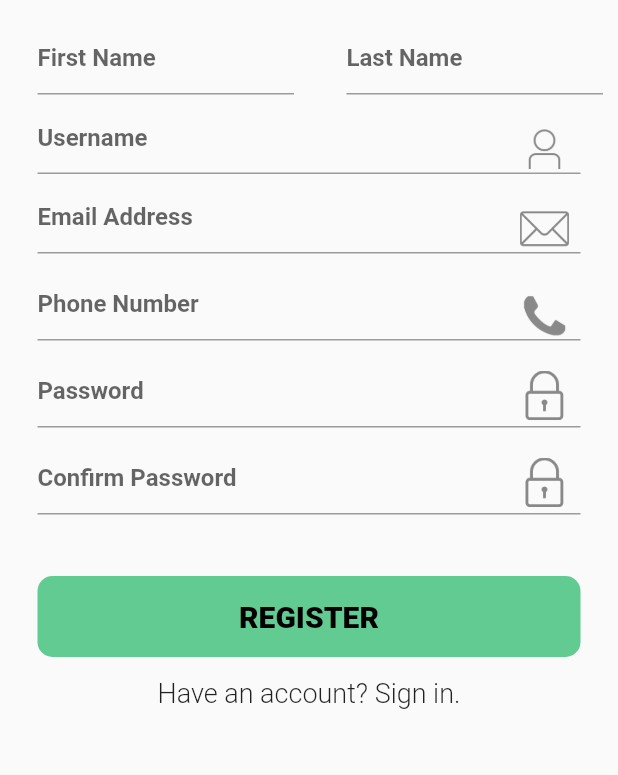
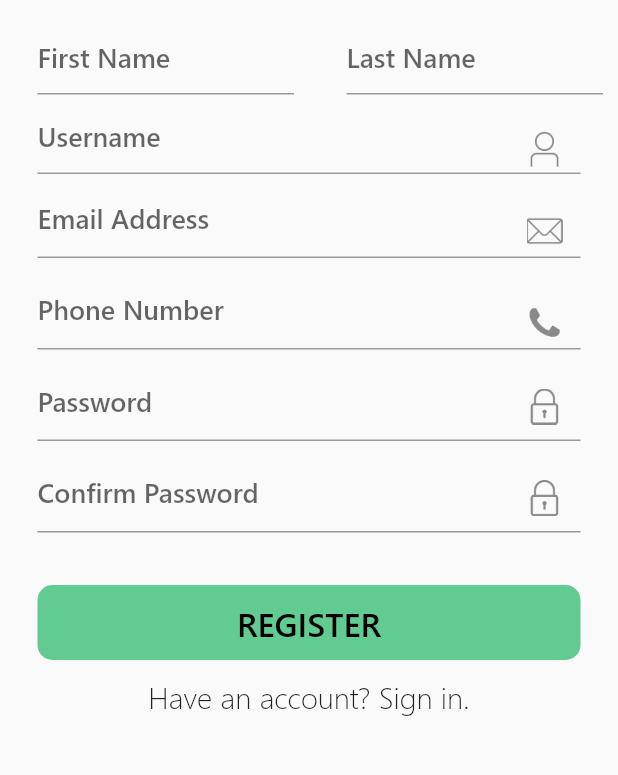
Before and after one commit to Aritra-Samanta/EcoEden, a Flutter app: the RegisterPage screen opened by its route, on a phone screen of 412 x 824 dp, the part 309-1084 px from its top. Run offline on Flutter 3.47's test engine with Material 2 defaults, Android fonts, the phone set to English and light mode, and no system bars; drawn by our look-alikes of loading_overlay; our stand-ins replace auto_size_text, cached_network_image, flutter_redux, font_awesome_flutter, geolocator, google_maps_flutter and 7 more; missing offline and left inert: threading; accounts and stored records are empty.

Commit message:
Sexiest UI ever

```diff
--- a/lib/screens/corona_page.dart
+++ b/lib/screens/corona_page.dart
@@ -35,7 +35,7 @@ class CoronaPage extends StatelessWidget {
               children: <Widget>[
                 SizedBox(width: MediaQuery.of(context).size.width / 15,),
                 Image.asset("assets/Mask.png",height: L,width: L),
-                Expanded(child: Text('Use a Medical Mask',style: TextStyle(color: Color(0xff22cf8d),fontSize: 21.0),)),
+                Text(' ' * 8 + 'Use a Medical Mask',style: TextStyle(color: Color(0xff22cf8d),fontSize: 21.0),),
               ],
             ),
             Row(
@@ -61,7 +61,7 @@ class CoronaPage extends StatelessWidget {
               children: <Widget>[
                 SizedBox(width: MediaQuery.of(context).size.width / 12,),
                 Image.asset("assets/No Contact.png",height: M,width: M),
-                Expanded(child: Text('Avoid Physical Contact',style: TextStyle(color: Color(0xffff9a1b),fontSize: 20.5),)),
+                Text(' ' * 8 + 'Avoid Physical Contact',style: TextStyle(color: Color(0xffff9a1b),fontSize: 20.5),),
                 SizedBox(width: 40,),
               ],
             ),
@@ -73,7 +73,7 @@ class CoronaPage extends StatelessWidget {
 //                  SizedBox(width: MediaQuery.of(context).size.width / 7),
                   Image.asset("assets/EcoEden-Logo-withoutText.png",height: S, width: S),
                   Container(padding: EdgeInsets.only(left: 10.0, right: 10.0), height: S / 1.1 , child: VerticalDivider(color: Colors.black, thickness: 1, width: 20,)),
-                  RichText(text: TextSpan(text :'#In This',style: TextStyle(color: Color(0xff22cf8d),fontSize: 20.5),children: <TextSpan>[
+                  RichText(text: TextSpan(text :'#InThis',style: TextStyle(color: Color(0xff22cf8d),fontSize: 20.5),children: <TextSpan>[
                     TextSpan(text :'Together',style: TextStyle(color: Color(0xffff9a1b),fontSize: 20.5)),
                   ])
                   ),
--- a/lib/screens/feeds_page.dart
+++ b/lib/screens/feeds_page.dart
@@ -137,7 +137,7 @@ class FeedsPageState extends State<FeedsPage> {
           child: Align(
               alignment: Alignment.centerLeft,
               child: Text(
-                'Feeds',
+                'Feed',
                 style: TextStyle(
                     color: Colors.black,
                     fontSize: 48.0,
--- a/lib/screens/signup_page.dart
+++ b/lib/screens/signup_page.dart
@@ -73,13 +73,12 @@ class RegisterPage extends StatelessWidget {
                 controller: firstName,
                 maxLines: 1,
                 autofocus: false,
-                style: TextStyle(fontWeight: FontWeight.w400, fontSize: 16),
+                style: TextStyle(fontSize: 20, fontFamily: "SegoeUI", fontWeight: FontWeight.w600),
                 decoration: InputDecoration(
                   contentPadding: contentPadding,
                   hintText: 'First Name',
                   labelText: 'First Name',
-                  labelStyle:
-                      TextStyle(fontWeight: FontWeight.w600, fontSize: 16),
+                  labelStyle: TextStyle(fontFamily: "SegoeUI", fontSize: 18),
                   suffixIcon: Container(
                     height: 0,
                     width: 0,
@@ -97,13 +96,12 @@ class RegisterPage extends StatelessWidget {
                 controller: lastName,
                 maxLines: 1,
                 autofocus: false,
-                style: TextStyle(fontWeight: FontWeight.w400, fontSize: 16),
+                style: TextStyle(fontSize: 20, fontFamily: "SegoeUI", fontWeight: FontWeight.w600),
                 decoration: InputDecoration(
                   contentPadding: contentPadding,
                   hintText: 'Last Name',
                   labelText: 'Last Name',
-                  labelStyle:
-                      TextStyle(fontWeight: FontWeight.w600, fontSize: 16),
+                  labelStyle: TextStyle(fontFamily: "SegoeUI", fontSize: 18),
                   suffixIcon: Container(
                     height: 0,
                     width: 0,
@@ -126,16 +124,19 @@ class RegisterPage extends StatelessWidget {
           maxLines: 1,
           keyboardType: TextInputType.text,
           autofocus: false,
-          style: TextStyle(fontSize: 16, fontWeight: FontWeight.w400),
+          style: TextStyle(fontSize: 20, fontFamily: "SegoeUI", fontWeight: FontWeight.w600),
           decoration: InputDecoration(
             contentPadding: contentPadding,
             hintText: 'Username',
             labelText: 'Username',
-            labelStyle: TextStyle(fontWeight: FontWeight.w600, fontSize: 16),
+            labelStyle: TextStyle(fontFamily: "SegoeUI", fontSize: 18),
             suffixIcon: Container(
               padding: EdgeInsets.fromLTRB(0, 15, 0, 0),
+              child: Padding(
+                padding: const EdgeInsets.all(2.0),
                 child: ImageIcon(
                   AssetImage('assets/profile-pic-icon.png'),
+                ),
               ),
             ),
           ),
@@ -152,17 +153,20 @@ class RegisterPage extends StatelessWidget {
           controller: mobile,
           maxLines: 1,
           keyboardType: TextInputType.phone,
-          style: TextStyle(fontSize: 16, fontWeight: FontWeight.w400),
+          style: TextStyle(fontSize: 20, fontFamily: "SegoeUI", fontWeight: FontWeight.w600),
           autofocus: false,
           decoration: InputDecoration(
             contentPadding: contentPadding,
             hintText: 'Phone number',
             labelText: 'Phone Number',
-            labelStyle: TextStyle(fontSize: 16, fontWeight: FontWeight.w600),
+            labelStyle: TextStyle(fontFamily: "SegoeUI", fontSize: 18),
             suffixIcon: Container(
               padding: EdgeInsets.fromLTRB(0, 15, 0, 0),
+              child: Padding(
+                padding: const EdgeInsets.all(6.0),
                 child: ImageIcon(
                   AssetImage('assets/phone-icon.png'),
+                ),
               ),
             ),
           ),
@@ -181,16 +185,19 @@ class RegisterPage extends StatelessWidget {
           maxLines: 1,
           keyboardType: TextInputType.emailAddress,
           autofocus: false,
-          style: TextStyle(fontSize: 16, fontWeight: FontWeight.w400),
+          style: TextStyle(fontSize: 20, fontFamily: "SegoeUI", fontWeight: FontWeight.w600),
           decoration: InputDecoration(
             contentPadding: contentPadding,
             hintText: 'Email Address',
             labelText: 'Email Address',
-            labelStyle: TextStyle(fontSize: 16, fontWeight: FontWeight.w600),
+            labelStyle: TextStyle(fontFamily: "SegoeUI", fontSize: 18),
             suffixIcon: Container(
               padding: EdgeInsets.fromLTRB(0, 15, 0, 0),
+              child: Padding(
+                padding: const EdgeInsets.all(6.0),
                 child: ImageIcon(
                   AssetImage('assets/email-icon.png'),
+                ),
               ),
             ),
           ),
@@ -209,16 +216,19 @@ class RegisterPage extends StatelessWidget {
           maxLines: 1,
           keyboardType: TextInputType.emailAddress,
           autofocus: false,
-          style: TextStyle(fontSize: 16, fontWeight: FontWeight.w400),
+          style: TextStyle(fontSize: 20, fontFamily: "SegoeUI", fontWeight: FontWeight.w600),
           decoration: InputDecoration(
             contentPadding: contentPadding,
             hintText: 'Password',
             labelText: 'Password',
-            labelStyle: TextStyle(fontSize: 16, fontWeight: FontWeight.w600),
+            labelStyle: TextStyle(fontFamily: "SegoeUI", fontSize: 18),
             suffixIcon: Container(
               padding: EdgeInsets.fromLTRB(0, 10, 0, 5),
+              child: Padding(
+                padding: const EdgeInsets.all(6.0),
                 child: ImageIcon(
                   AssetImage('assets/lock-icon.png'),
+                ),
               ),
             ),
           ),
@@ -237,16 +247,19 @@ class RegisterPage extends StatelessWidget {
           maxLines: 1,
           keyboardType: TextInputType.emailAddress,
           autofocus: false,
-          style: TextStyle(fontSize: 16, fontWeight: FontWeight.w400),
+          style: TextStyle(fontSize: 20, fontFamily: "SegoeUI", fontWeight: FontWeight.w600),
           decoration: InputDecoration(
             contentPadding: contentPadding,
             hintText: 'Confirm Password',
             labelText: 'Confirm Password',
-            labelStyle: TextStyle(fontSize: 16, fontWeight: FontWeight.w600),
+            labelStyle: TextStyle(fontFamily: "SegoeUI", fontSize: 18),
             suffixIcon: Container(
               padding: EdgeInsets.fromLTRB(0, 10, 0, 5),
+              child: Padding(
+                padding: const EdgeInsets.all(6.0),
                 child: ImageIcon(
                   AssetImage('assets/lock-icon.png'),
+                ),
               ),
             ),
           ),
@@ -260,9 +273,9 @@ class RegisterPage extends StatelessWidget {
 
     Widget showPrimaryButton(_ViewModel vm) {
       return Container(
-        padding: EdgeInsets.fromLTRB(25.0, 36.0, 25.0, 0),
+        padding: EdgeInsets.fromLTRB(25.0, 30.0, 25.0, 0),
         width: width,
-        height: 90.0,
+        height: 80.0,
         child: RaisedButton(
           elevation: 0.0,
           shape: RoundedRectangleBorder(
@@ -271,7 +284,10 @@ class RegisterPage extends StatelessWidget {
           color: Color.fromRGBO(98, 203, 146, 1),
           child: Text(
             'REGISTER',
-            style: TextStyle(color: Colors.black, fontSize: 20.0, fontWeight: FontWeight.w800),
+            style: TextStyle(color: Colors.black,
+                fontSize: 22.0,
+                fontFamily: "SegoeUI",
+                fontWeight: FontWeight.w600),
           ),
           onPressed: () {
             User nuser = new User(
@@ -292,7 +308,9 @@ class RegisterPage extends StatelessWidget {
       return FlatButton(
         child: Text(
           'Have an account? Sign in.',
-          style: TextStyle(fontSize: 18.0, fontWeight: FontWeight.w300),
+          style: TextStyle(fontSize: 20.0,
+              fontFamily: "SegoeUI",
+              fontWeight: FontWeight.w300),
         ),
         onPressed: () {
           Navigator.pop(context);
```
Also changed, not shown: lib/models/post.dart (+148 -76 lines), lib/screens/home_page.dart (+24 -32 lines), lib/screens/login_page.dart (+16 -9 lines), assets/Google Maps Button.png (added), assets/Google Maps.png (deleted), assets/splash.jpg (deleted). Lines whose indentation alone changed are shown as unchanged.
